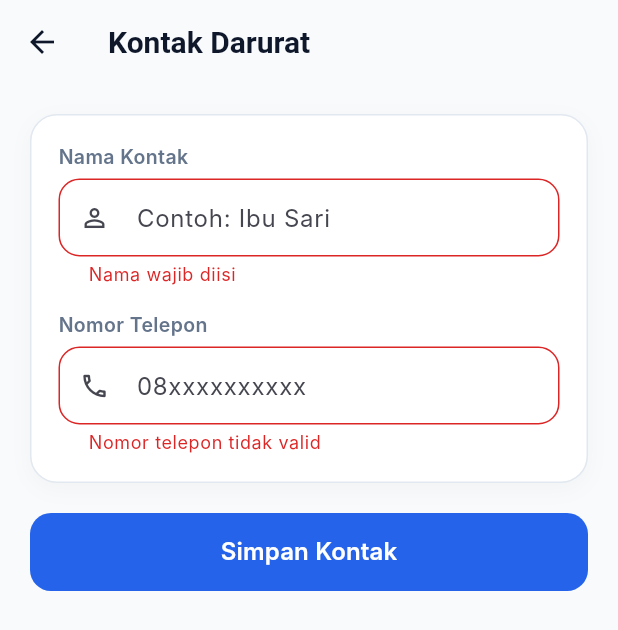
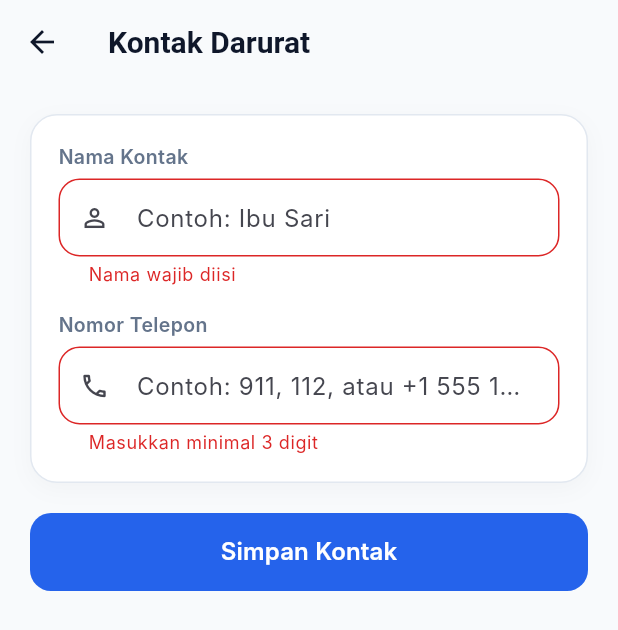
Before and after one commit to Jonatan345/Personal-Safety-SOS-Companion, a Flutter app: the ContactSetupScreen screen opened by its route, after a tap on "Simpan Kontak", on a phone screen of 412 x 824 dp. Shown: the top 630 px of the screen. Run offline on Flutter 3.47's test engine with Material 3 defaults, Android fonts, the phone set to English and light mode, and no system bars; Roboto replaces fonts that are missing (Inter).

Commit message:
Update emergency contact simulation validation

```diff
--- a/lib/screens/contact_setup_screen.dart
+++ b/lib/screens/contact_setup_screen.dart
@@ -23,7 +23,7 @@ class _ContactSetupScreenState extends State<ContactSetupScreen> {
     if (!mounted) return;
     setState(() => loading = false);
     ScaffoldMessenger.of(context).showSnackBar(
-      const SnackBar(content: Text('Kontak darurat berhasil disimpan')),
+      const SnackBar(content: Text('Simulasi: kontak darurat berhasil disimpan')),
     );
     Navigator.pop(context);
   }
@@ -53,12 +53,24 @@ class _ContactSetupScreenState extends State<ContactSetupScreen> {
                       const SizedBox(height: 16),
                       AppInputField(
                         label: 'Nomor Telepon',
-                        hint: '08xxxxxxxxxx',
+                        hint: 'Contoh: 911, 112, atau +1 555 123 4567',
                         controller: phoneController,
                         keyboardType: TextInputType.phone,
                         prefixIcon: Icons.phone_outlined,
-                        validator: (v) =>
-                            (v == null || v.length < 8) ? 'Nomor telepon tidak valid' : null,
+                        validator: (v) {
+                          final phoneNumber = v?.trim() ?? '';
+                          final digitCount = phoneNumber.replaceAll(RegExp(r'[^0-9]'), '').length;
+
+                          if (digitCount < 3) {
+                            return 'Masukkan minimal 3 digit';
+                          }
+
+                          if (!RegExp(r'^[0-9+()\-\s.]+$').hasMatch(phoneNumber)) {
+                            return 'Gunakan angka dan simbol nomor telepon yang valid';
+                          }
+
+                          return null;
+                        },
                       ),
                     ],
                   ),
```
